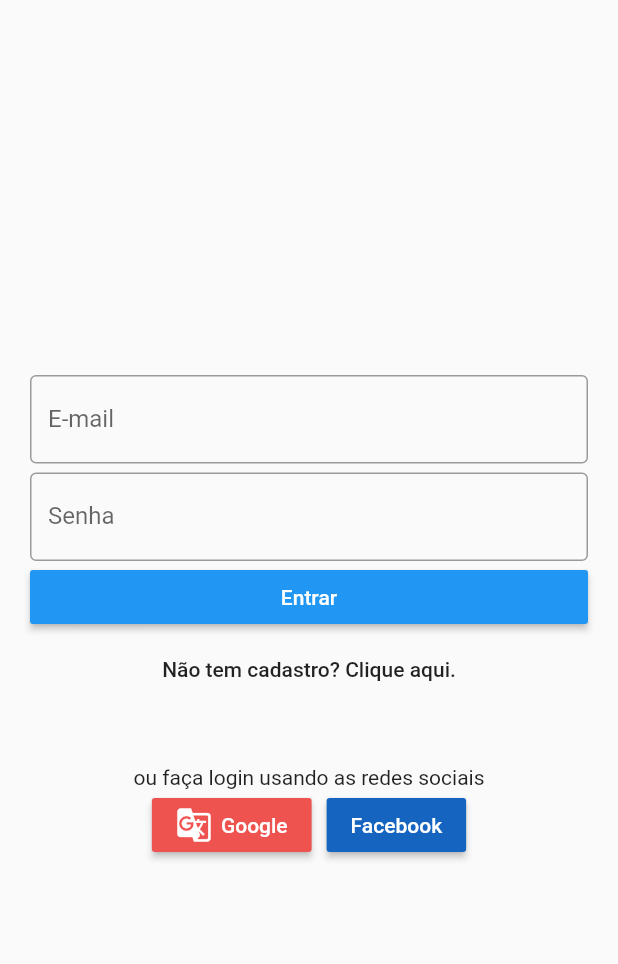
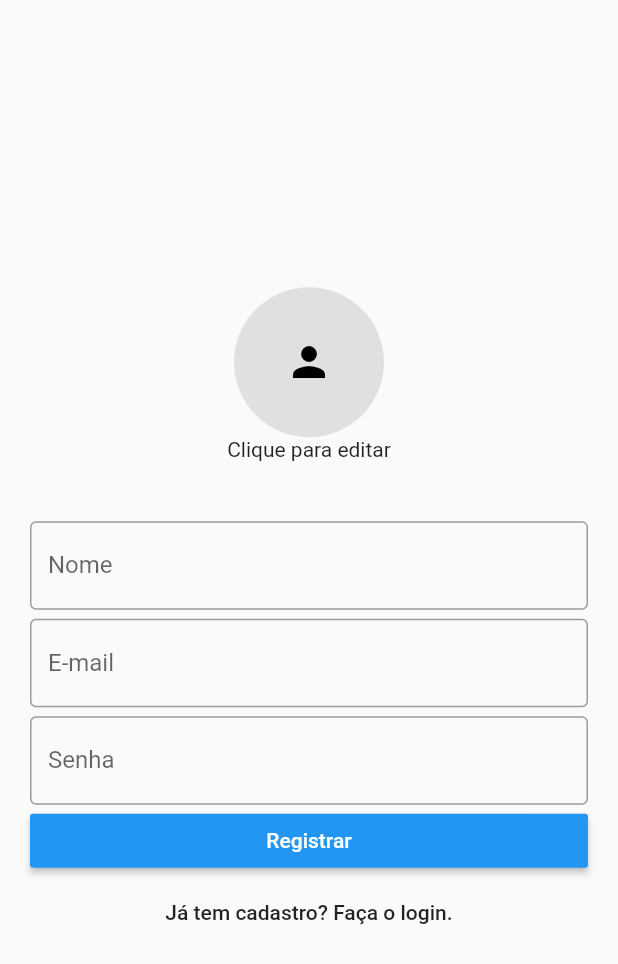
Before and after one commit to henriquedezani/ofertas_app-pdm, a Flutter app: the screen it shows after launch, after a tap on "Não tem cadastro? Clique aqui.", on a phone screen of 412 x 824 dp. Shown: the top 964 px of the screen. Run offline on Flutter 3.47's test engine with Material 2 defaults, Android fonts, the phone set to English and light mode, and no system bars; network calls fail.

Commit message:
Versão da aula 10-06

```diff
--- a/lib/login.page.dart
+++ b/lib/login.page.dart
@@ -44,7 +44,9 @@ class LoginPage extends StatelessWidget {
                   ),
                   FlatButton(
                     child: Text("Não tem cadastro? Clique aqui."),
-                    onPressed: () {},
+                    onPressed: () {
+                      Navigator.of(context).pushNamed('/registro');
+                    },
                   ),
                   SizedBox(
                     height: 40,
--- a/lib/main.dart
+++ b/lib/main.dart
@@ -1,7 +1,9 @@
 import 'package:flutter/material.dart';
+import 'package:oferta_app/detalhe.page.dart';
 import 'package:oferta_app/login.page.dart';
 import 'package:oferta_app/lista.page.dart';
 import 'package:oferta_app/cadastro.page.dart';
+import 'package:oferta_app/registro.page.dart';
 
 void main() {
   runApp(MyApp()); // Qual é a classe que eu quero executar inicialmente?
@@ -14,8 +16,10 @@ class MyApp extends StatelessWidget {
       // home: LoginPage(),
       routes: {
         '/': (context) => LoginPage(),
+        '/registro': (context) => RegistroPage(),
         '/lista': (context) => ListaPage(),
         '/cadastro': (context) => CadastroPage(),
+        '/detalhe': (context) => DetalhePage(),
       },
       initialRoute: '/',
       debugShowCheckedModeBanner: false,
--- /dev/null
+++ b/lib/registro.page.dart
@@ -0,0 +1,89 @@
+import 'package:flutter/material.dart';
+
+class RegistroPage extends StatelessWidget {
+  var _formKey = GlobalKey<FormState>();
+
+  String validaCampo(String value) {
+    if (value.isEmpty) return "Campo Obrigatório";
+    return null;
+  }
+
+  @override
+  Widget build(BuildContext context) {
+    var larguraTela = MediaQuery.of(context).size.width;
+    return Scaffold(
+      body: Center(
+        child: SingleChildScrollView(
+          child: Container(
+            width: larguraTela > 500 ? 400 : larguraTela,
+            margin: EdgeInsets.all(20),
+            child: Form(
+              key: _formKey,
+              child: Column(
+                mainAxisSize: MainAxisSize.min,
+                children: [
+                  CircleAvatar(
+                    radius: 50,
+                    child: Icon(Icons.person, size: 32, color: Colors.black),
+                    backgroundColor: Colors.grey[300],
+                  ),
+                  Text("Clique para editar"),
+                  SizedBox(height: 40),
+                  TextFormField(
+                    decoration: InputDecoration(
+                      border: OutlineInputBorder(),
+                      labelText: "Nome",
+                    ),
+                    validator: validaCampo,
+                  ),
+                  SizedBox(
+                    height: 6,
+                  ),
+                  TextFormField(
+                    decoration: InputDecoration(
+                      border: OutlineInputBorder(),
+                      labelText: "E-mail",
+                    ),
+                    validator: validaCampo,
+                  ),
+                  SizedBox(
+                    height: 6,
+                  ),
+                  TextFormField(
+                    decoration: InputDecoration(
+                      border: OutlineInputBorder(),
+                      labelText: "Senha",
+                    ),
+                    obscureText: true,
+                    validator: validaCampo,
+                  ),
+                  SizedBox(
+                    width: double.infinity,
+                    child: RaisedButton(
+                      color: Theme.of(context).primaryColor,
+                      onPressed: () {
+                        bool _valido = _formKey.currentState.validate();
+
+                        if (_valido) Navigator.of(context).pushNamed('/lista');
+                      },
+                      child: Text(
+                        "Registrar",
+                        style: TextStyle(color: Colors.white),
+                      ),
+                    ),
+                  ),
+                  FlatButton(
+                    child: Text("Já tem cadastro? Faça o login."),
+                    onPressed: () {
+                      Navigator.of(context).pop();
+                    },
+                  ),
+                ],
+              ),
+            ),
+          ),
+        ),
+      ),
+    );
+  }
+}
```
Also changed, not shown: lib/detalhe.page.dart (added, +61 -0 lines), lib/lista.page.dart (+6 -1 lines).
